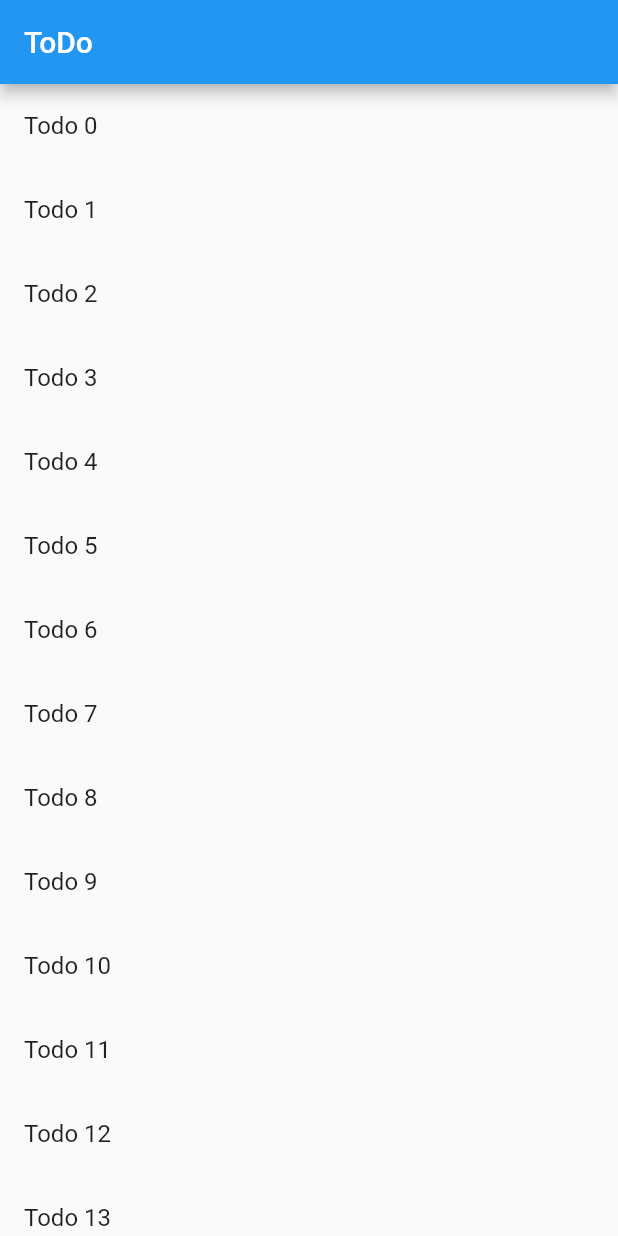
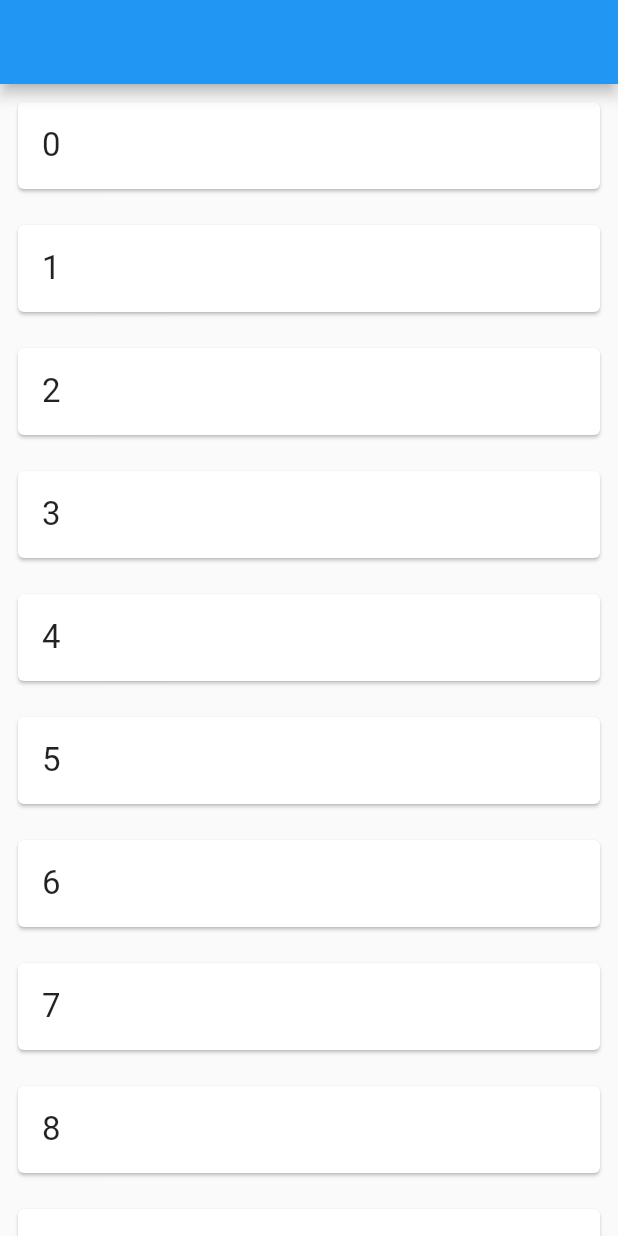
Before and after one commit to mikeZyeman/todolist_app_flutter, a Flutter app: the screen it shows after launch, on a phone screen of 412 x 824 dp. Run offline on Flutter 3.47's test engine with Material 2 defaults, Android fonts, the phone set to English and light mode, and no system bars.

Commit message:
Changed Structure and Layout

```diff
--- /dev/null
+++ b/lib/components/List.component.dart
@@ -0,0 +1,48 @@
+import 'package:flutter/material.dart';
+
+typedef Null ItemSelectedCallback(int value);
+
+class ListWidget extends StatefulWidget {
+  final int count;
+  final ItemSelectedCallback onItemSelected;
+
+  ListWidget(
+      this.count,
+      this.onItemSelected
+      );
+
+  @override
+  _ListWidgetState createState() => _ListWidgetState();
+}
+
+class _ListWidgetState extends State<ListWidget> {
+  @override
+  Widget build(BuildContext context) {
+    return ListView.builder(
+        itemCount: widget.count,
+        itemBuilder: (context, index) {
+          return Padding(
+            padding: const EdgeInsets.all(8.0),
+            child: Card(
+              child: InkWell(
+                onTap: () {
+                  widget.onItemSelected(index);
+                },
+                child: Row(
+                  children: <Widget>[
+                    Padding(
+                      padding: const EdgeInsets.all(16.0),
+                      child: Text(
+                        index.toString(),
+                        style: TextStyle(fontSize: 22.0),
+                      )
+                    )
+                  ],
+                ),
+              ),
+            )
+          );
+        }
+    );
+  }
+}
--- a/lib/main.dart
+++ b/lib/main.dart
@@ -1,87 +1,21 @@
 import 'package:flutter/material.dart';
+import 'pages/Home.page.dart';
 
-void main() => runApp(MyApp());
 
-class Todo {
-  final String title;
-  final String description;
+void main() => runApp(App());
 
-  Todo(this.title, this.description);
-}
-
-class MyApp extends StatelessWidget {
+class App extends StatelessWidget {
 
   @override
   Widget build(BuildContext context) {
+
     return MaterialApp(
-      title: 'Flutter Demo',
-      theme: ThemeData(
-        primarySwatch: Colors.blue,
-      ),
-      debugShowCheckedModeBanner: false,
-      home: ListComponent(
-        todos: List.generate(20, (i) => Todo(
-          'Todo $i',
-          'Description for Todo $i'
-        ))
-      ),
+        title: 'Testify Flutter',
+        theme: ThemeData(
+          primarySwatch: Colors.blue,
+        ),
+        debugShowCheckedModeBanner: false,
+        home: HomePage(),
     );
   }
 }
-
-class ListComponent extends StatelessWidget {
-
-  final List<Todo> todos;
-  final _biggerFont = const TextStyle(fontSize: 18.0);
-
-  ListComponent({Key key, @required this.todos}) : super(key: key);
-
-  @override
-  Widget build(BuildContext context) {
-    return Scaffold(
-      appBar: AppBar(
-        title: Text('ToDo'),
-      ),
-      body: _buildList(),
-    );
-  }
-
-  Widget _buildList() {
-    return ListView.builder(
-        itemCount: todos.length,
-        itemBuilder: (context, index) {
-          return ListTile(
-            title: Text(todos[index].title),
-            onTap: () {
-              Navigator.push(
-                  context,
-                  MaterialPageRoute(
-                    builder: (context) => DetailComponent(todo: todos[index]),
-                  )
-              );
-            },
-          );
-        }
-    );
-  }
-}
-
-class DetailComponent extends StatelessWidget {
-
-  final Todo todo;
-
-  DetailComponent({Key key, @required this.todo}) : super(key: key);
-
-  @override
-  Widget build(BuildContext context) {
-    return Scaffold(
-        appBar: AppBar(
-            title: Text(todo.title)
-        ),
-        body: Padding(
-          padding: EdgeInsets.all(16.0),
-          child: Text(todo.description),
-        )
-    );
-  }
-}
--- /dev/null
+++ b/lib/pages/Home.page.dart
@@ -0,0 +1,50 @@
+import 'package:flutter/material.dart';
+import '../components/List.component.dart';
+import './Detail.page.dart';
+import '../components/Detail.component.dart';
+
+class HomePage extends StatefulWidget {
+  @override
+  _HomePageState createState() => _HomePageState();
+}
+
+class _HomePageState extends State<HomePage> {
+
+  int selectedValue;
+  bool isVertical;
+
+  @override
+  Widget build(BuildContext context) {
+    return Scaffold(
+      appBar: AppBar(),
+      body: OrientationBuilder(builder: (context, orientation) {
+
+
+        isVertical = orientation == Orientation.portrait;
+
+        return Row(
+          children: <Widget>[
+            Expanded(
+                child: ListWidget(10, (value) {
+
+                  if (isVertical) {
+                    Navigator.push(context, MaterialPageRoute(
+                        builder: (context) {
+                          return DetailPage(value);
+                        }
+                    ));
+                  } else {
+
+                    selectedValue = value;
+                    setState(() {});
+                  }
+
+                })
+            ),
+            isVertical ? Container() : Expanded(child: DetailWidget(selectedValue))
+          ],
+        );
+      })
+    );
+  }
+}
--- a/pubspec.yaml
+++ b/pubspec.yaml
@@ -24,6 +24,8 @@ dependencies:
   # Use with the CupertinoIcons class for iOS style icons.
   cupertino_icons: ^0.1.2
   english_words: ^3.1.0
+  rxdart: ^0.18.0
+  http: ^0.12.0+1
 
 dev_dependencies:
   flutter_test:
```
Also changed, not shown: lib/components/Detail.component.dart (added, +31 -0 lines), lib/pages/Detail.page.dart (added, +24 -0 lines), pubspec.lock, 1 other file.
